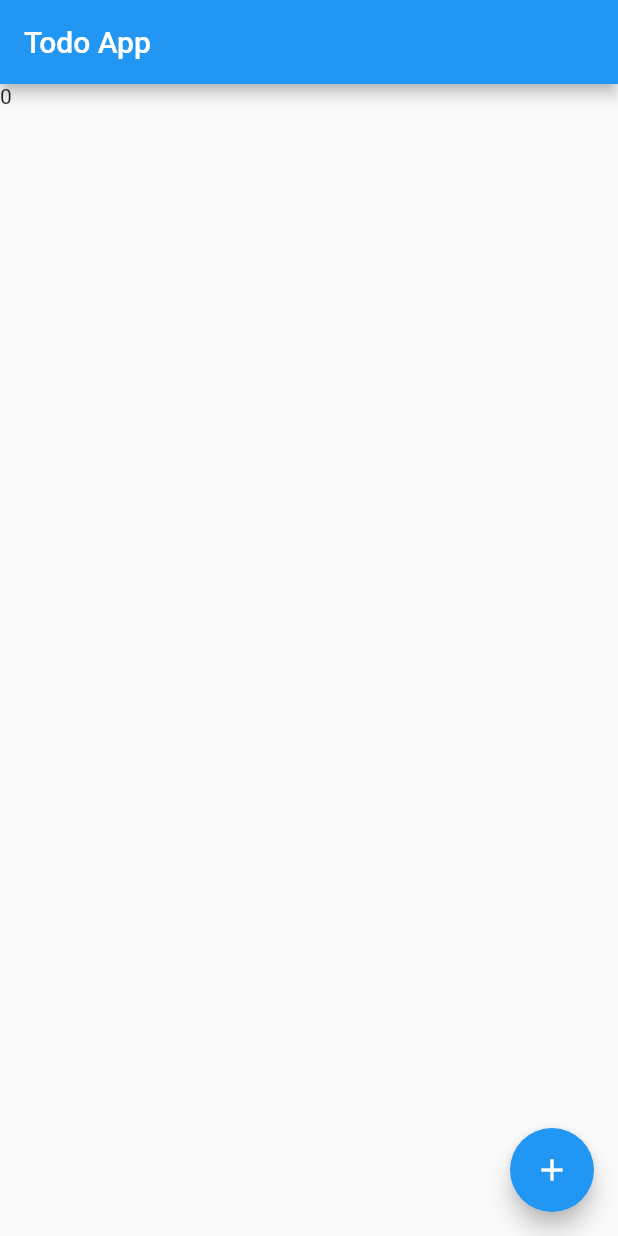
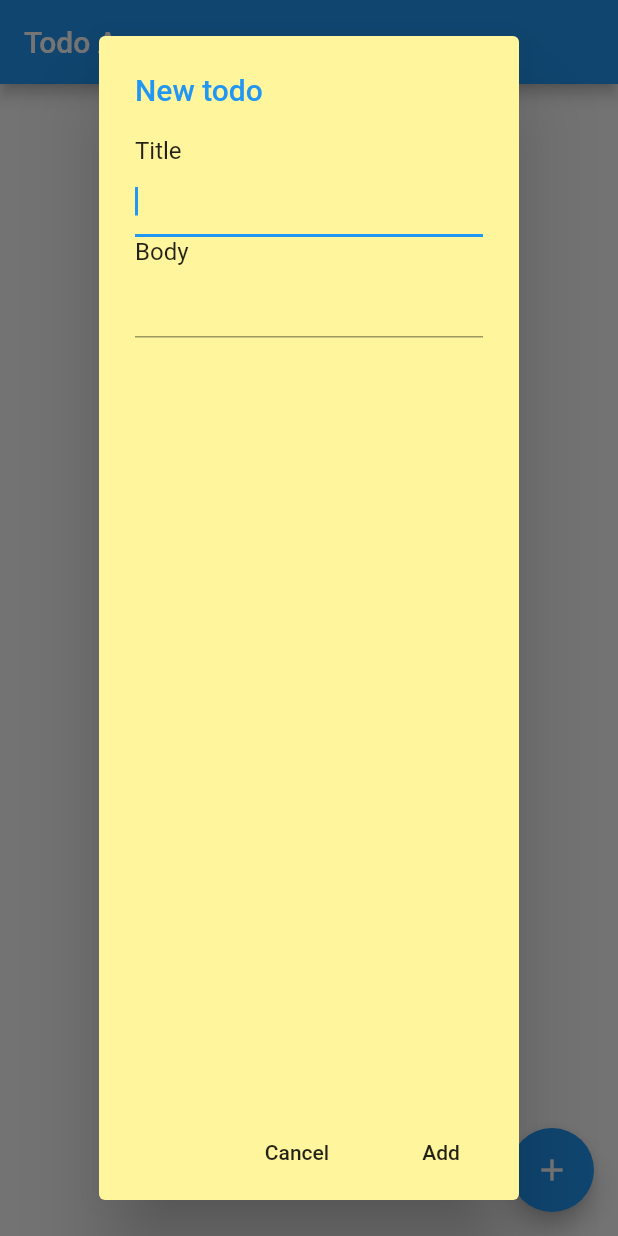
Before and after one commit to lazarod07/ToDo_App, a Flutter app: the screen it shows after launch, after a tap on the "add" icon, on a phone screen of 412 x 824 dp. Run offline on Flutter 3.47's test engine with Material 2 defaults, Android fonts, the phone set to English and light mode, and no system bars.

Commit message:
Sin modificacion

```diff
--- /dev/null
+++ b/lib/pages/dialogo.dart
@@ -0,0 +1,64 @@
+import 'package:f_202010_todo_class/model/todo.dart';
+import 'package:flutter/cupertino.dart';
+import 'package:flutter/material.dart';
+
+class NewTodoDialog extends StatefulWidget {
+  @override
+  _NewTodoDialogState createState() => _NewTodoDialogState();
+}
+class _NewTodoDialogState extends State<NewTodoDialog> {
+  final controllerTitle = new TextEditingController();
+  final controllerBody = new TextEditingController();
+  @override
+  Widget build(BuildContext context) {
+    return AlertDialog(
+      backgroundColor: Colors.yellow[200],
+      title: Text(
+        'New todo',
+        style: TextStyle(color: Theme.of(context).primaryColor, fontSize: 20.0),
+
+      ),
+      content: Column(
+        crossAxisAlignment: CrossAxisAlignment.start,
+        children: <Widget>[
+          Text(
+            "Title"
+          ),
+          TextField(
+            controller: controllerTitle,
+            autofocus: true,
+          ),
+          Text(
+            "Body",
+          ),
+          TextField(
+            controller: controllerBody,
+            autofocus: true,
+          ),
+        ]
+      ),
+      actions: <Widget>[
+        FlatButton(
+          child: Text('Cancel'),
+            onPressed: () {
+              Navigator.of(context).pop();
+            },
+        ),
+        FlatButton(
+          child: Text('Add'),
+          onPressed: () {
+            final todo = new Todo(
+              title: controllerTitle.value.text,
+              body: controllerBody.value.text,
+              completed: 0,
+            );
+            controllerTitle.clear();
+            controllerBody.clear();
+            Navigator.of(context).pop(todo);
+          },
+
+        ),
+      ],
+    );
+  }
+}
--- a/lib/pages/home_page.dart
+++ b/lib/pages/home_page.dart
@@ -1,4 +1,5 @@
 import 'package:f_202010_todo_class/model/todo.dart';
+import 'package:f_202010_todo_class/pages/dialogo.dart';
 import 'package:flutter/material.dart';
 
 class HomePageTodo extends StatefulWidget {
@@ -32,12 +33,56 @@ class _HomePageTodoState extends State<HomePageTodo> {
   }
 
   Widget _item(Todo element, int posicion){
-    return Text('$posicion');
+    // return Text('$posicion');
+    return Center(
+      child: Dismissible(
+        key: UniqueKey(),
+        child: Card(
+          color: element.completed == 1 ? Colors.blueGrey : Colors.yellow[200],
+          child: ListTile(
+            onTap: (){_toque(context, posicion);},
+            title: Text(
+              element.title.toString()
+            ),
+            subtitle: Text(
+              element.body.toString()
+            ),
+          ),
+        ),
+        onDismissed: (direction) {
+          setState(() {
+            todos.removeAt(posicion);
+          });
+
+          Scaffold.of(context).showSnackBar(SnackBar(content: Text("$posicion dismissed")));
+        },
+        background: Container(color: Colors.red),
+      ),
+    );
   }
 
-  void _addTodo(){
+   _addTodo() async {
+    final todo = await showDialog<Todo>(
+      context: context,
+      builder: (BuildContext context) {
+        return NewTodoDialog();
+      },
+    );
+
+    if (todo != null) {
+      setState(() {
+        this.todos.add(todo);
+      });
+    }
+  }
+
+
+  void _toque(BuildContext context, int posicion) {
     setState(() {
-      todos.add(new Todo(title:"itemT", body: "itemB", completed: 0 ));
+      if (this.todos[posicion].completed == 0) {
+        this.todos[posicion].completed = 1;
+      }
     });
   }
+
 }
--- a/pubspec.yaml
+++ b/pubspec.yaml
@@ -19,6 +19,8 @@ environment:
 dependencies:
   flutter:
     sdk: flutter
+
+  flutter_slidable: "^0.5.4"
 
   # The following adds the Cupertino Icons font to your application.
   # Use with the CupertinoIcons class for iOS style icons.
```
Also changed, not shown: pubspec.lock.
